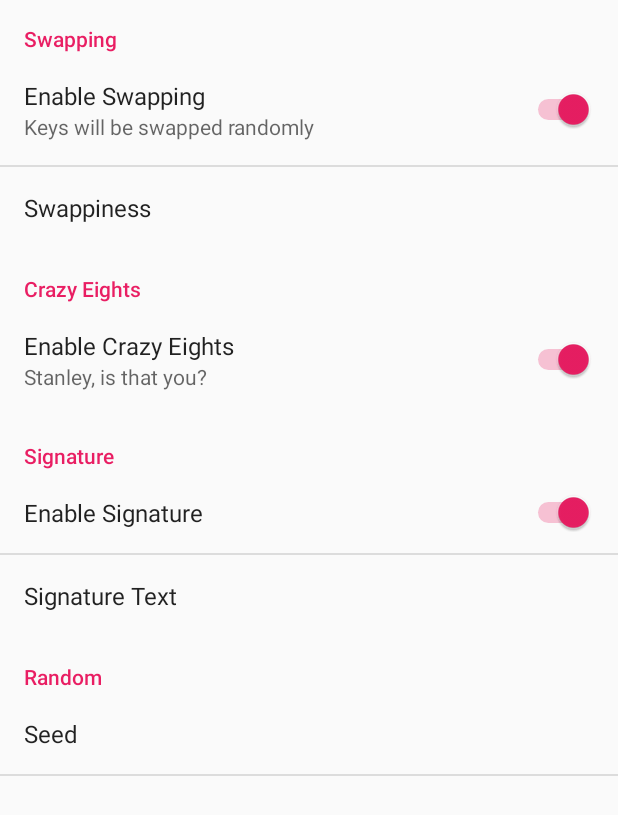
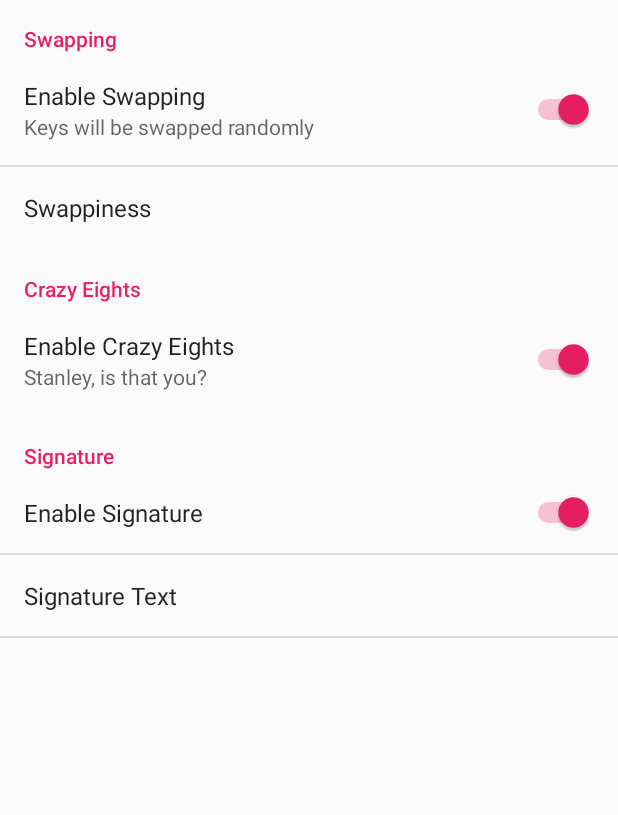
Before and after one commit to rollforbugs/lokey, an Android app: the SettingsActivity screen opened directly, with no data from a screen before it, on a phone screen of 412 x 824 dp. Shown: the top 815 px of the screen. Run offline under Robolectric (Android 15) with nearby library versions, the phone set to English and light mode, and no system bars.

Commit message:
Revert "Add random seed"
This reverts commit afac3fad57a309790896e206684eba992a09bc41.

```diff
--- a/app/src/main/java/com/rollforbugs/goodluckkeyboard/IME.java
+++ b/app/src/main/java/com/rollforbugs/goodluckkeyboard/IME.java
@@ -112,11 +112,6 @@ public class IME extends InputMethodService implements KeyboardView.OnKeyboardAc
     public View onCreateInputView() {
         initializeMedia();
         prefs = PreferenceManager.getDefaultSharedPreferences(this);
-
-        int seed = Integer.parseInt(prefs.getString("pref_rand_seed", "-1"));
-        if (seed != -1) {
-            rand = new Random(seed);
-        }
 
         qwertyKeyboard = new Keyboard(this, R.xml.qwerty);
         symbolsKeyboard = new Keyboard(this, R.xml.symbols);
--- a/app/src/main/res/xml/pref.xml
+++ b/app/src/main/res/xml/pref.xml
@@ -43,15 +43,4 @@
             android:dependency="pref_signature_enable" />
 
     </PreferenceCategory>
-
-    <PreferenceCategory android:title="Random">
-
-        <EditTextPreference
-            android:key="pref_rand_seed"
-            android:title="Seed"
-            android:inputType="number"
-            android:numeric="integer"
-            android:defaultValue="-1" />
-
-    </PreferenceCategory>
 </PreferenceScreen>
```
